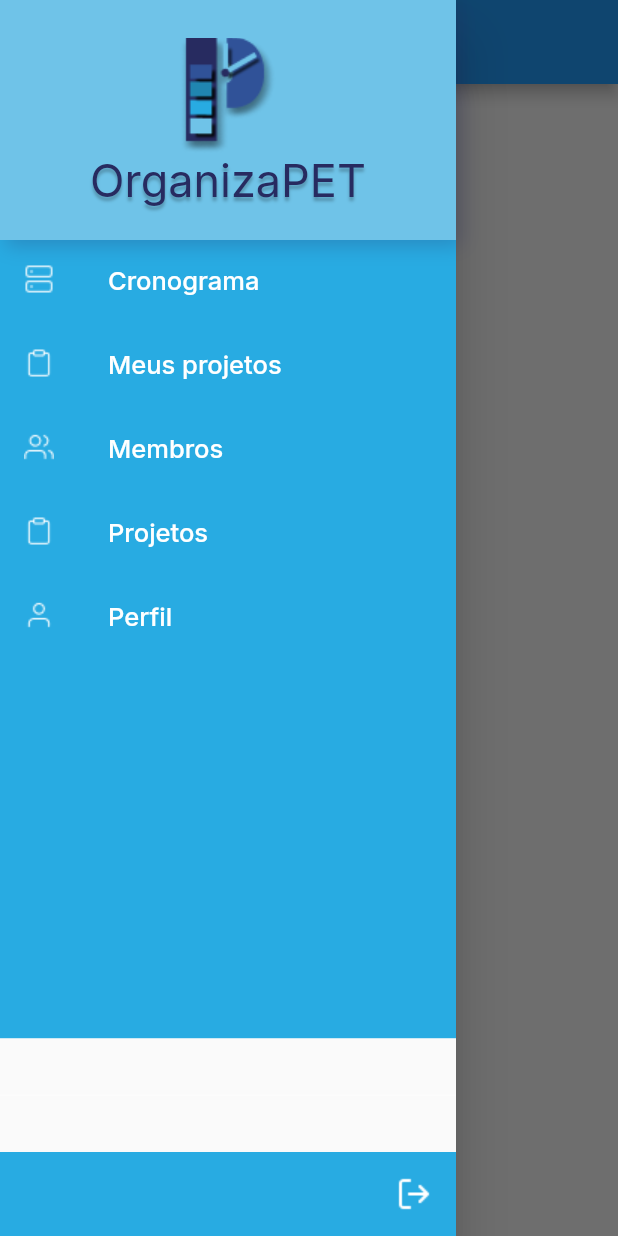
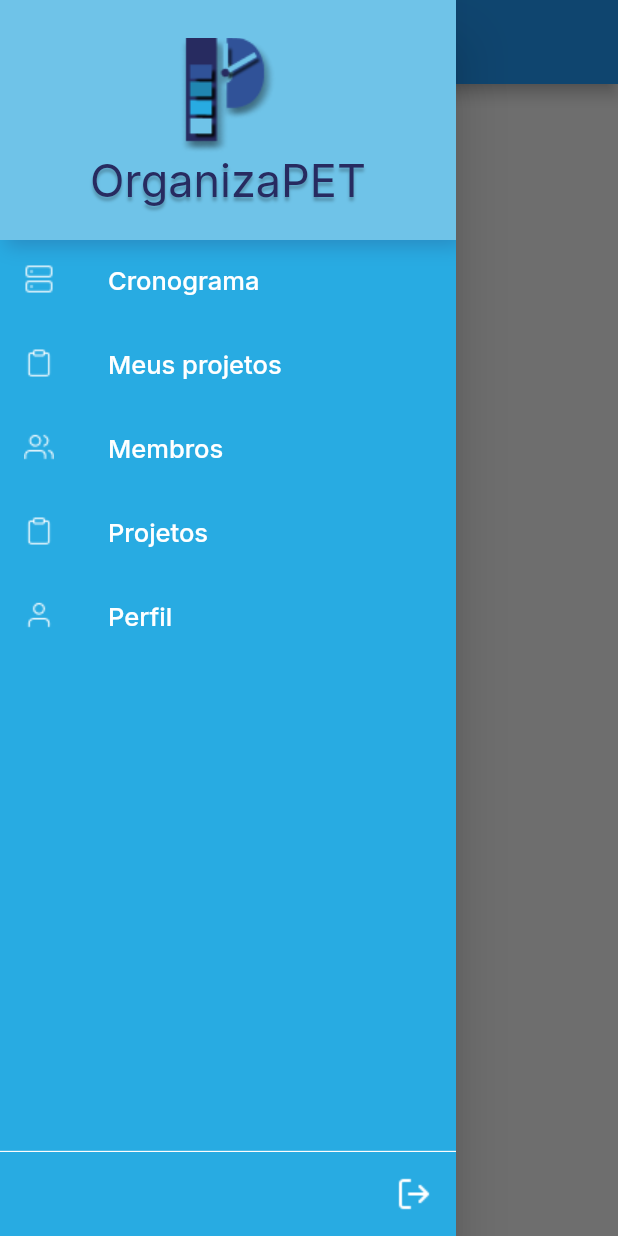
Before and after one commit to MahatKC/organizapet, a Flutter app: the ListaPetianos screen opened directly with empty values, with the side drawer open, on a phone screen of 412 x 824 dp. Run offline on Flutter 3.47's test engine with Material 2 defaults, Android fonts, the phone set to English and light mode, and no system bars; our stand-ins replace cloud_firestore, firebase_auth, firebase_core, google_fonts, google_sign_in, mask_text_input_formatter and 1 more; accounts and stored records are empty.

Commit message:
list menu sem scroll

```diff
--- a/organizapet/lib/modules/menu/menu_sanduiche.dart
+++ b/organizapet/lib/modules/menu/menu_sanduiche.dart
@@ -33,6 +33,7 @@ class MenuSanduiche extends StatelessWidget {
         children: <Widget>[
           Flexible(
             child: ListView(
+              physics: NeverScrollableScrollPhysics(),
               shrinkWrap: true,
               padding: EdgeInsets.zero,
               children: <Widget>[
@@ -110,7 +111,7 @@ class MenuSanduiche extends StatelessWidget {
                   },
                 ),
                 Container(
-                  height: MediaQuery.of(context).size.height * 0.306,
+                  height: MediaQuery.of(context).size.height * 0.5,
                   decoration: BoxDecoration(
                     color: AppColors.barraMenu,
                   ),
```
